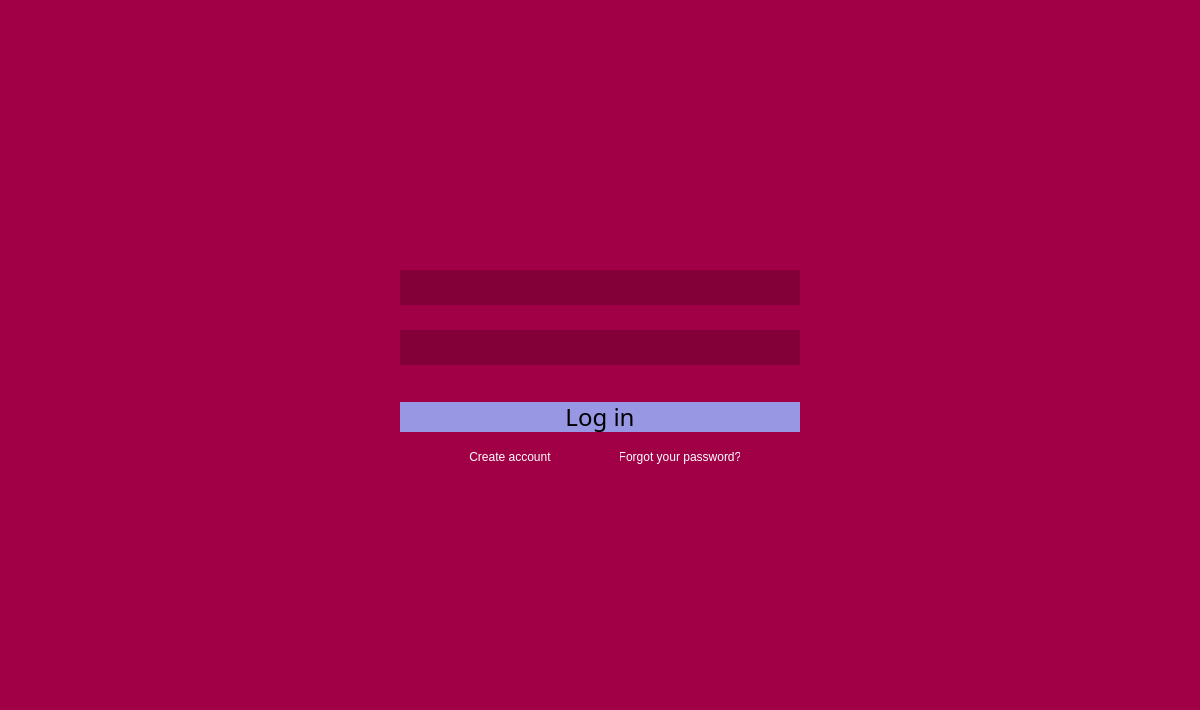
Old version of the form parser-test/loginwindow.ui in the repository JerryShe/O-Reader.
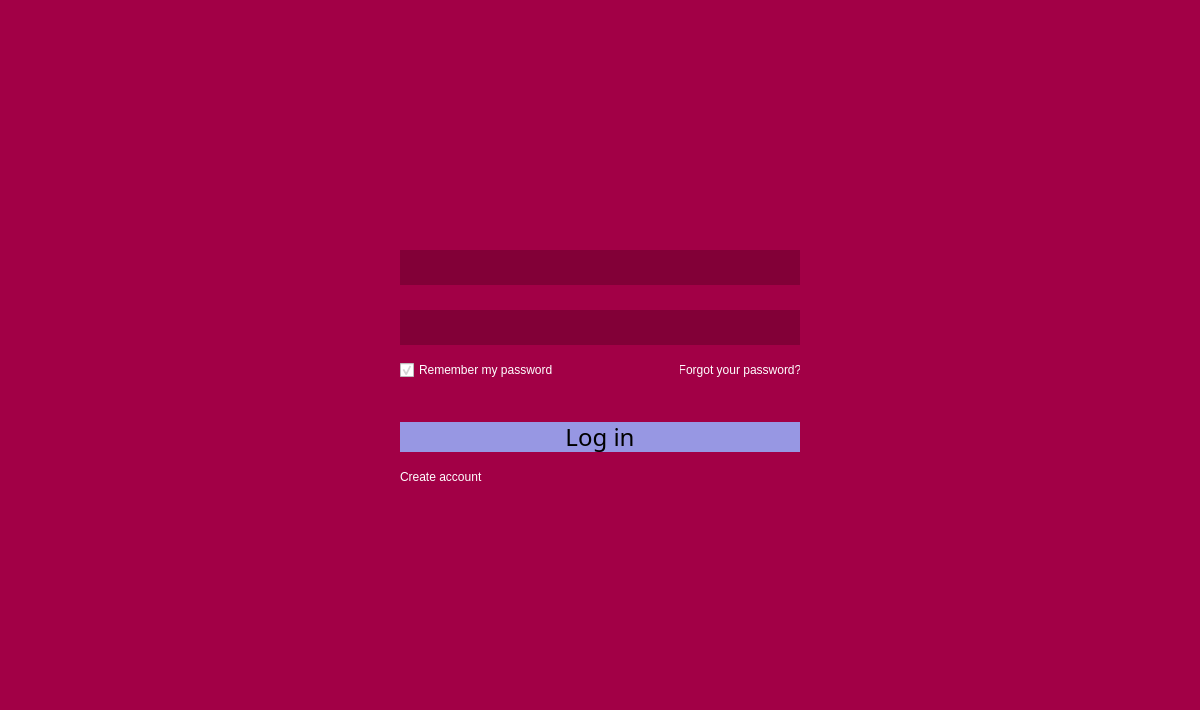
New version of the form. Icons and pictures are not drawn.

Commit message:
I forgot buttons >.<
Добавил забытые кнопки

The edit to the form file:
```diff
--- a/parser-test/loginwindow.ui
+++ b/parser-test/loginwindow.ui
@@ -13,6 +13,12 @@
   <property name="windowTitle">
    <string>MainWindow</string>
   </property>
+  <property name="toolButtonStyle">
+   <enum>Qt::ToolButtonFollowStyle</enum>
+  </property>
+  <property name="animated">
+   <bool>false</bool>
+  </property>
   <widget class="QWidget" name="MainWidget">
    <property name="sizePolicy">
     <sizepolicy hsizetype="Expanding" vsizetype="Expanding">
@@ -764,7 +770,7 @@
      </spacer>
     </item>
     <item row="1" column="1">
-     <layout class="QVBoxLayout" name="verticalLayout" stretch="0,0,0,0,0,0,0">
+     <layout class="QVBoxLayout" name="verticalLayout" stretch="0,0,0,0,0,0,0,0">
       <property name="spacing">
        <number>20</number>
       </property>
@@ -1026,6 +1032,97 @@
         </property>
        </widget>
       </item>
+      <item>
+       <layout class="QHBoxLayout" name="horizontalLayout">
+        <property name="spacing">
+         <number>0</number>
+        </property>
+        <property name="sizeConstraint">
+         <enum>QLayout::SetMinAndMaxSize</enum>
+        </property>
+        <item>
+         <widget class="QCheckBox" name="Remember">
+          <property name="styleSheet">
+           <string notr="true">#Remember
+{
+	color: white;
+}
+
+#Remember:hover
+{
+	color: rgb(151, 151, 227);
+}
+
+#Remember::indicator:off
+{
+	background-color:red;
+	background-image:none;
+}
+
+
+</string>
+          </property>
+          <property name="text">
+           <string notr="true">Remember my password</string>
+          </property>
+          <property name="iconSize">
+           <size>
+            <width>16</width>
+            <height>16</height>
+           </size>
+          </property>
+          <property name="shortcut">
+           <string notr="true"/>
+          </property>
+          <property name="checked">
+           <bool>true</bool>
+          </property>
+          <property name="autoRepeat">
+           <bool>true</bool>
+          </property>
+          <property name="autoExclusive">
+           <bool>true</bool>
+          </property>
+          <property name="tristate">
+           <bool>false</bool>
+          </property>
+         </widget>
+        </item>
+        <item>
+         <widget class="QLabel" name="Forgot">
+          <property name="minimumSize">
+           <size>
+            <width>0</width>
+            <height>0</height>
+           </size>
+          </property>
+          <property name="maximumSize">
+           <size>
+            <width>120</width>
+            <height>16777215</height>
+           </size>
+          </property>
+          <property name="styleSheet">
+           <string notr="true">#Forgot
+{
+	color: white;
+}
+
+#Forgot:hover
+{
+	color: rgb(151, 151, 227);
+}</string>
+          </property>
+          <property name="text">
+           <string>Forgot your password?</string>
+          </property>
+          <property name="alignment">
+           <set>Qt::AlignCenter</set>
+          </property>
+         </widget>
+        </item>
+       </layout>
+      </item>
       <item>
        <spacer name="verticalSpacer_3">
         <property name="orientation">
@@ -1101,14 +1198,6 @@
        </widget>
       </item>
       <item>
-       <layout class="QHBoxLayout" name="horizontalLayout">
-        <property name="spacing">
-         <number>0</number>
-        </property>
-        <property name="sizeConstraint">
-         <enum>QLayout::SetMinAndMaxSize</enum>
-        </property>
-        <item>
          <widget class="QLabel" name="Registration">
           <property name="minimumSize">
            <size>
@@ -1136,45 +1225,13 @@
           <property name="text">
            <string>Create account</string>
           </property>
-          <property name="alignment">
-           <set>Qt::AlignCenter</set>
-          </property>
-         </widget>
-        </item>
-        <item>
-         <widget class="QLabel" name="Forgot">
-          <property name="minimumSize">
-           <size>
-            <width>0</width>
-            <height>0</height>
-           </size>
-          </property>
-          <property name="maximumSize">
-           <size>
-            <width>120</width>
-            <height>16777215</height>
-           </size>
-          </property>
-          <property name="styleSheet">
-           <string notr="true">#Forgot
-{
-	color: white;
-}
-
-#Forgot:hover
-{
-	color: rgb(151, 151, 227);
-}</string>
-          </property>
-          <property name="text">
-           <string>Forgot your password?</string>
-          </property>
+        <property name="scaledContents">
+         <bool>false</bool>
+        </property>
           <property name="alignment">
-           <set>Qt::AlignCenter</set>
-          </property>
-         </widget>
-        </item>
-       </layout>
+         <set>Qt::AlignLeading|Qt::AlignLeft|Qt::AlignVCenter</set>
+        </property>
+       </widget>
       </item>
       <item>
        <spacer name="verticalSpacer">
```
Lines whose indentation alone changed are shown as unchanged.
